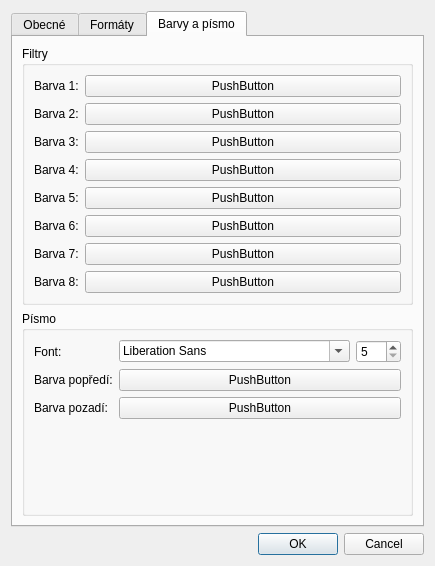
Old version of the form settings.ui in the repository Curtis-Ray/todo.
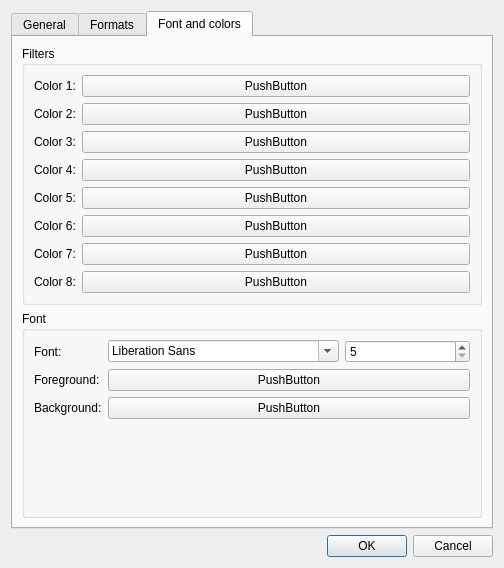
New version of the form. The open tabs and pages were chosen to show the change. Custom widgets are drawn as their Qt base class.

Patch:
```diff
--- a/settings.ui
+++ b/settings.ui
@@ -6,8 +6,8 @@
    <rect>
     <x>0</x>
     <y>0</y>
-    <width>435</width>
-    <height>566</height>
+    <width>504</width>
+    <height>568</height>
    </rect>
   </property>
   <property name="windowTitle">
@@ -31,7 +31,7 @@
      </property>
      <widget class="QWidget" name="general">
       <attribute name="title">
-       <string>Obecné</string>
+       <string>General</string>
       </attribute>
       <layout class="QGridLayout" name="gridLayout_3">
        <item row="1" column="0">
@@ -108,7 +108,7 @@
      </widget>
      <widget class="QWidget" name="formats">
       <attribute name="title">
-       <string>Formáty</string>
+       <string>Formats</string>
       </attribute>
       <layout class="QGridLayout" name="formatsGridLayout">
        <item row="0" column="0">
@@ -139,13 +139,13 @@
      </widget>
      <widget class="QWidget" name="colors">
       <attribute name="title">
-       <string>Barvy a písmo</string>
+       <string>Font and colors</string>
       </attribute>
       <layout class="QGridLayout" name="colorsGridLayout">
        <item row="0" column="0">
         <widget class="QGroupBox" name="filtersGroupBox">
          <property name="title">
-          <string>Filtry</string>
+          <string>Filters</string>
          </property>
          <layout class="QGridLayout" name="gridLayout">
           <item row="0" column="0">
@@ -156,56 +156,56 @@
             <item row="1" column="0">
              <widget class="QLabel" name="color2Label">
               <property name="text">
-               <string>Barva 2:</string>
+               <string>Color 2:</string>
               </property>
              </widget>
             </item>
             <item row="2" column="0">
              <widget class="QLabel" name="color3Label">
               <property name="text">
-               <string>Barva 3:</string>
+               <string>Color 3:</string>
               </property>
              </widget>
             </item>
             <item row="3" column="0">
              <widget class="QLabel" name="color4Label">
               <property name="text">
-               <string>Barva 4:</string>
+               <string>Color 4:</string>
               </property>
              </widget>
             </item>
             <item row="4" column="0">
              <widget class="QLabel" name="color5Label">
               <property name="text">
-               <string>Barva 5:</string>
+               <string>Color 5:</string>
               </property>
              </widget>
             </item>
             <item row="5" column="0">
              <widget class="QLabel" name="color6Label">
               <property name="text">
-               <string>Barva 6:</string>
+               <string>Color 6:</string>
               </property>
              </widget>
             </item>
             <item row="6" column="0">
              <widget class="QLabel" name="color7Label">
               <property name="text">
-               <string>Barva 7:</string>
+               <string>Color 7:</string>
               </property>
              </widget>
             </item>
             <item row="7" column="0">
              <widget class="QLabel" name="color8Label">
               <property name="text">
-               <string>Barva 8:</string>
+               <string>Color 8:</string>
               </property>
              </widget>
             </item>
             <item row="0" column="0">
              <widget class="QLabel" name="color1Label">
               <property name="text">
-               <string>Barva 1:</string>
+               <string>Color 1:</string>
               </property>
              </widget>
             </item>
@@ -273,7 +273,7 @@
        <item row="1" column="0">
         <widget class="QGroupBox" name="fontGroupBox">
          <property name="title">
-          <string>Písmo</string>
+          <string>Font</string>
          </property>
          <layout class="QGridLayout" name="gridLayout_2">
           <item row="0" column="0">
@@ -288,14 +288,14 @@
             <item row="1" column="0">
              <widget class="QLabel" name="foregroundLabel">
               <property name="text">
-               <string>Barva popředí:</string>
+               <string>Foreground:</string>
               </property>
              </widget>
             </item>
             <item row="2" column="0">
              <widget class="QLabel" name="backgroundLabel">
               <property name="text">
-               <string>Barva pozadí:</string>
+               <string>Background:</string>
               </property>
              </widget>
             </item>
```
Left out of the diff: 97 changed lines with no effect on the pictures.
